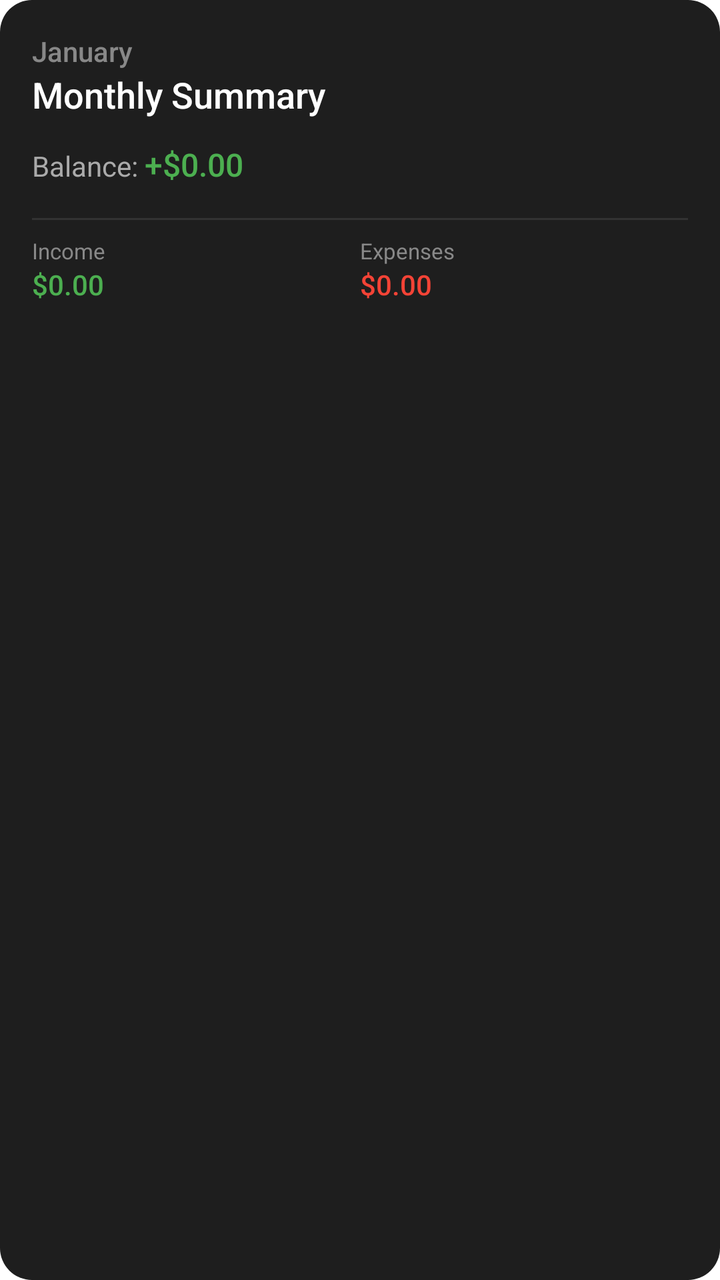
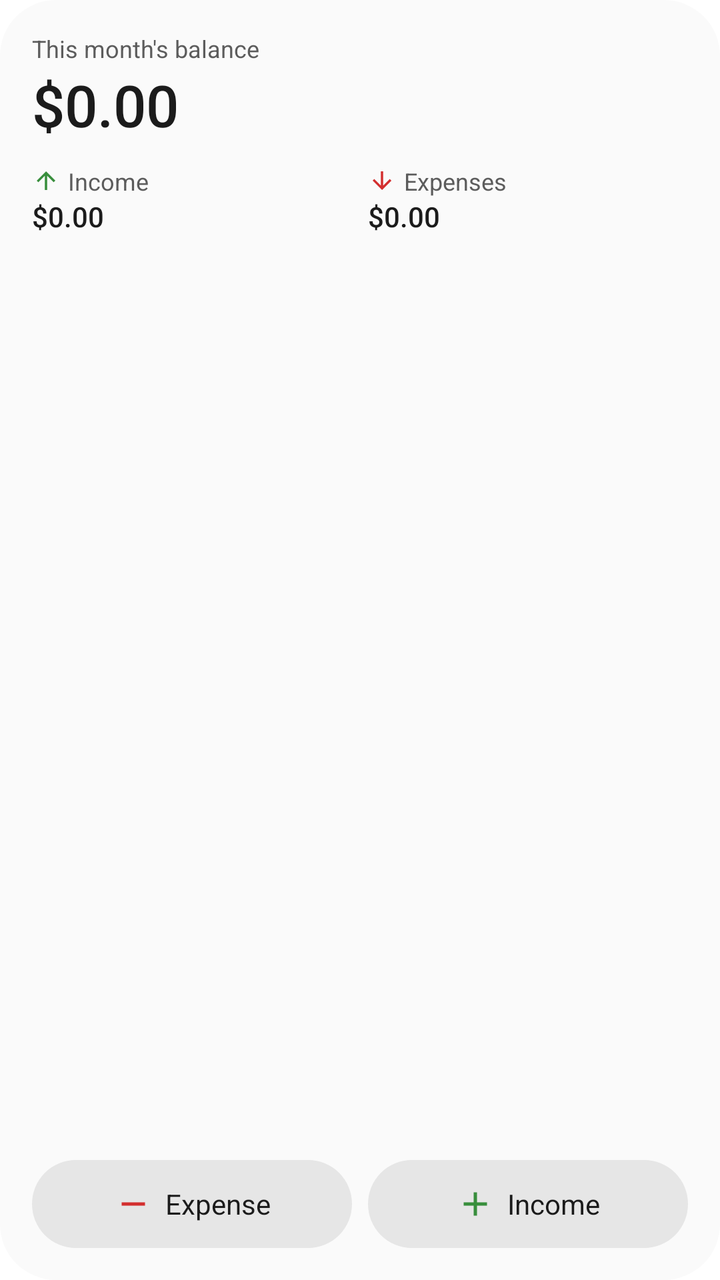

The first picture is an Android layout as it rendered before a commit; the second is the same layout after the commit. The layout source and the unified diff follow.
<!-- AndroidManifest.xml: fallback theme Theme.MaterialComponents.DayNight.NoActionBar -->
<!-- res/layout/budget_widget.xml -->
<?xml version="1.0" encoding="utf-8"?>
<LinearLayout xmlns:android="http://schemas.android.com/apk/res/android"
    android:id="@+id/widget_container"
    android:layout_width="match_parent"
    android:layout_height="match_parent"
    android:orientation="vertical"
    android:padding="16dp"
    android:clickable="true"
    android:focusable="true"
    android:background="@drawable/widget_background">

    
    <TextView
        android:id="@+id/widget_month"
        android:layout_width="match_parent"
        android:layout_height="wrap_content"
        android:text="January"
        android:textSize="14sp"
        android:textColor="#888888"
        android:fontFamily="sans-serif-medium" />

    <TextView
        android:layout_width="match_parent"
        android:layout_height="wrap_content"
        android:text="Monthly Summary"
        android:textSize="18sp"
        android:textColor="#FFFFFF"
        android:fontFamily="sans-serif-medium"
        android:layout_marginBottom="12dp" />

    
    <LinearLayout
        android:layout_width="match_parent"
        android:layout_height="wrap_content"
        android:orientation="horizontal"
        android:layout_marginBottom="8dp">

        <TextView
            android:layout_width="wrap_content"
            android:layout_height="wrap_content"
            android:text="Balance: "
            android:textSize="14sp"
            android:textColor="#AAAAAA" />

        <TextView
            android:id="@+id/widget_balance"
            android:layout_width="wrap_content"
            android:layout_height="wrap_content"
            android:text="+$0.00"
            android:textSize="16sp"
            android:textColor="#4CAF50"
            android:fontFamily="sans-serif-medium" />

    </LinearLayout>

    
    <View
        android:layout_width="match_parent"
        android:layout_height="1dp"
        android:background="#333333"
        android:layout_marginTop="8dp"
        android:layout_marginBottom="8dp" />

    
    <LinearLayout
        android:layout_width="match_parent"
        android:layout_height="wrap_content"
        android:orientation="horizontal">

        
        <LinearLayout
            android:layout_width="0dp"
            android:layout_height="wrap_content"
            android:layout_weight="1"
            android:orientation="vertical">

            <TextView
                android:layout_width="wrap_content"
                android:layout_height="wrap_content"
                android:text="Income"
                android:textSize="11sp"
                android:textColor="#888888" />

            <TextView
                android:id="@+id/widget_income"
                android:layout_width="wrap_content"
                android:layout_height="wrap_content"
                android:text="$0.00"
                android:textSize="14sp"
                android:textColor="#4CAF50"
                android:fontFamily="sans-serif-medium" />

        </LinearLayout>

        
        <LinearLayout
            android:layout_width="0dp"
            android:layout_height="wrap_content"
            android:layout_weight="1"
            android:orientation="vertical">

            <TextView
                android:layout_width="wrap_content"
                android:layout_height="wrap_content"
                android:text="Expenses"
                android:textSize="11sp"
                android:textColor="#888888" />

            <TextView
                android:id="@+id/widget_expenses"
                android:layout_width="wrap_content"
                android:layout_height="wrap_content"
                android:text="$0.00"
                android:textSize="14sp"
                android:textColor="#F44336"
                android:fontFamily="sans-serif-medium" />

        </LinearLayout>

    </LinearLayout>

</LinearLayout>
<!-- resources referenced by this layout -->
<resources>
  <!-- drawable widget_background (drawable) -->
  <?xml version="1.0" encoding="utf-8"?>
  <shape xmlns:android="http://schemas.android.com/apk/res/android"
      android:shape="rectangle">
      <solid android:color="#1E1E1E" />
      <corners android:radius="16dp" />
  </shape>
</resources>

<!-- the commit's change to res/layout/budget_widget.xml (unified diff, before → after) -->
@@ -1,73 +1,75 @@
 <?xml version="1.0" encoding="utf-8"?>
 <LinearLayout xmlns:android="http://schemas.android.com/apk/res/android"
-    android:id="@+id/widget_container"
+    android:id="@android:id/background"
     android:layout_width="match_parent"
     android:layout_height="match_parent"
+    android:background="@drawable/widget_background"
     android:orientation="vertical"
-    android:padding="16dp"
-    android:clickable="true"
-    android:focusable="true"
-    android:background="@drawable/widget_background">
+    android:padding="16dp">
 
-    
     <TextView
         android:id="@+id/widget_month"
         android:layout_width="match_parent"
         android:layout_height="wrap_content"
-        android:text="January"
-        android:textSize="14sp"
-        android:textColor="#888888"
-        android:fontFamily="sans-serif-medium" />
+        android:ellipsize="end"
+        android:maxLines="1"
+        android:text="@string/widget_balance_label_preview"
+        android:textColor="@color/widget_on_surface_variant"
+        android:textSize="12sp" />
 
     <TextView
+        android:id="@+id/widget_balance"
         android:layout_width="match_parent"
-        android:layout_height="wrap_content"
-        android:text="Monthly Summary"
-        android:textSize="18sp"
-        android:textColor="#FFFFFF"
+        android:layout_height="40dp"
+        android:autoSizeMaxTextSize="30sp"
+        android:autoSizeMinTextSize="16sp"
+        android:autoSizeStepGranularity="1sp"
+        android:autoSizeTextType="uniform"
+        android:ellipsize="end"
         android:fontFamily="sans-serif-medium"
-        android:layout_marginBottom="12dp" />
+        android:gravity="center_vertical|start"
+        android:maxLines="1"
+        android:text="@string/widget_amount_preview"
+        android:textColor="@color/widget_on_surface"
+        android:textSize="30sp" />
 
-    
     <LinearLayout
         android:layout_width="match_parent"
         android:layout_height="wrap_content"
-        android:orientation="horizontal"
-        android:layout_marginBottom="8dp">
-
-        <TextView
-            android:layout_width="wrap_content"
-            android:layout_height="wrap_content"
-            android:text="Balance: "
-            android:textSize="14sp"
-            android:textColor="#AAAAAA" />
-
-        <TextView
-            android:id="@+id/widget_balance"
-            android:layout_width="wrap_content"
-            android:layout_height="wrap_content"
-            android:text="+$0.00"
-            android:textSize="16sp"
-            android:textColor="#4CAF50"
-            android:fontFamily="sans-serif-medium" />
-
-    </LinearLayout>
-
-    
-    <View
-        android:layout_width="match_parent"
-        android:layout_height="1dp"
-        android:background="#333333"
-        android:layout_marginTop="8dp"
-        android:layout_marginBottom="8dp" />
-
-    
-    <LinearLayout
-        android:layout_width="match_parent"
-        android:layout_height="wrap_content"
+        android:layout_marginTop="10dp"
         android:orientation="horizontal">
 
-        
+        <LinearLayout
+            android:layout_width="0dp"
+            android:layout_height="wrap_content"
+            android:layout_marginEnd="8dp"
+            android:layout_weight="1"
+            android:orientation="vertical">
+
+            <TextView
+                android:id="@+id/widget_income_label"
+                android:layout_width="wrap_content"
+                android:layout_height="wrap_content"
+                android:drawableStart="@drawable/ic_widget_arrow_up"
+                android:drawablePadding="4dp"
+                android:gravity="center_vertical"
+                android:maxLines="1"
+                android:text="@string/widget_income"
+                android:textColor="@color/widget_on_surface_variant"
+                android:textSize="12sp" />
+
+            <TextView
+                android:id="@+id/widget_income"
+                android:layout_width="match_parent"
+                android:layout_height="wrap_content"
+                android:ellipsize="end"
+                android:fontFamily="sans-serif-medium"
+                android:maxLines="1"
+                android:text="@string/widget_amount_preview"
+                android:textColor="@color/widget_on_surface"
+                android:textSize="14sp" />
+        </LinearLayout>
+
         <LinearLayout
             android:layout_width="0dp"
             android:layout_height="wrap_content"
@@ -75,48 +77,97 @@
             android:orientation="vertical">
 
             <TextView
+                android:id="@+id/widget_expenses_label"
                 android:layout_width="wrap_content"
                 android:layout_height="wrap_content"
-                android:text="Income"
-                android:textSize="11sp"
-                android:textColor="#888888" />
-
-            <TextView
-                android:id="@+id/widget_income"
-                android:layout_width="wrap_content"
-                android:layout_height="wrap_content"
-                android:text="$0.00"
-                android:textSize="14sp"
-                android:textColor="#4CAF50"
-                android:fontFamily="sans-serif-medium" />
-
-        </LinearLayout>
-
-        
-        <LinearLayout
-            android:layout_width="0dp"
-            android:layout_height="wrap_content"
-            android:layout_weight="1"
-            android:orientation="vertical">
-
-            <TextView
-                android:layout_width="wrap_content"
-                android:layout_height="wrap_content"
-                android:text="Expenses"
-                android:textSize="11sp"
-                android:textColor="#888888" />
+                android:drawableStart="@drawable/ic_widget_arrow_down"
+                android:drawablePadding="4dp"
+                android:gravity="center_vertical"
+                android:maxLines="1"
+                android:text="@string/widget_expenses"
+                android:textColor="@color/widget_on_surface_variant"
+                android:textSize="12sp" />
 
             <TextView
                 android:id="@+id/widget_expenses"
+                android:layout_width="match_parent"
+                android:layout_height="wrap_content"
+                android:ellipsize="end"
+                android:fontFamily="sans-serif-medium"
+                android:maxLines="1"
+                android:text="@string/widget_amount_preview"
+                android:textColor="@color/widget_on_surface"
+                android:textSize="14sp" />
+        </LinearLayout>
+    </LinearLayout>
+
+    
+    <FrameLayout
+        android:layout_width="match_parent"
+        android:layout_height="0dp"
+        android:layout_weight="1"
+        android:minHeight="8dp" />
+
+    <LinearLayout
+        android:layout_width="match_parent"
+        android:layout_height="44dp"
+        android:orientation="horizontal">
+
+        <LinearLayout
+            android:id="@+id/widget_add_expense"
+            android:layout_width="0dp"
+            android:layout_height="match_parent"
+            android:layout_marginEnd="8dp"
+            android:layout_weight="1"
+            android:background="@drawable/widget_button_background"
+            android:contentDescription="@string/widget_add_expense_description"
+            android:gravity="center"
+            android:orientation="horizontal">
+
+            <ImageView
+                android:layout_width="20dp"
+                android:layout_height="20dp"
+                android:importantForAccessibility="no"
+                android:src="@drawable/ic_widget_add_expense" />
+
+            <TextView
+                android:id="@+id/widget_add_expense_label"
                 android:layout_width="wrap_content"
                 android:layout_height="wrap_content"
-                android:text="$0.00"
-                android:textSize="14sp"
-                android:textColor="#F44336"
-                android:fontFamily="sans-serif-medium" />
-
+                android:layout_marginStart="6dp"
+                android:importantForAccessibility="no"
+                android:maxLines="1"
+                android:text="@string/widget_add_expense"
+                android:textColor="@color/widget_on_surface"
+                android:textSize="14sp" />
         </LinearLayout>
 
+        <LinearLayout
+            android:id="@+id/widget_add_income"
+            android:layout_width="0dp"
+            android:layout_height="match_parent"
+            android:layout_weight="1"
+            android:background="@drawable/widget_button_background"
+            android:contentDescription="@string/widget_add_income_description"
+            android:gravity="center"
+            android:orientation="horizontal">
+
+            <ImageView
+                android:layout_width="20dp"
+                android:layout_height="20dp"
+                android:importantForAccessibility="no"
+                android:src="@drawable/ic_widget_add_income" />
+
+            <TextView
+                android:id="@+id/widget_add_income_label"
+                android:layout_width="wrap_content"
+                android:layout_height="wrap_content"
+                android:layout_marginStart="6dp"
+                android:importantForAccessibility="no"
+                android:maxLines="1"
+                android:text="@string/widget_add_income"
+                android:textColor="@color/widget_on_surface"
+                android:textSize="14sp" />
+        </LinearLayout>
     </LinearLayout>
-
 </LinearLayout>
<!-- resource entries referenced after the edit -->
@@ -1,11 +1,81 @@
 <!-- resources referenced by this layout -->
 <resources>
+  <color name="widget_on_surface">#FF1B1B1B</color>
+  <color name="widget_on_surface_variant">#FF5C5C5C</color>
+  <!-- drawable ic_widget_add_expense (drawable) -->
+  <?xml version="1.0" encoding="utf-8"?>
+  <vector xmlns:android="http://schemas.android.com/apk/res/android"
+      android:width="20dp"
+      android:height="20dp"
+      android:viewportWidth="24"
+      android:viewportHeight="24">
+      <path
+          android:fillColor="@color/widget_expense"
+          android:pathData="M19,13H5v-2h14v2z" />
+  </vector>
+  <!-- drawable ic_widget_add_income (drawable) -->
+  <?xml version="1.0" encoding="utf-8"?>
+  <vector xmlns:android="http://schemas.android.com/apk/res/android"
+      android:width="20dp"
+      android:height="20dp"
+      android:viewportWidth="24"
+      android:viewportHeight="24">
+      <path
+          android:fillColor="@color/widget_income"
+          android:pathData="M19,13h-6v6h-2v-6H5v-2h6V5h2v6h6v2z" />
+  </vector>
+  <!-- drawable ic_widget_arrow_down (drawable) -->
+  <?xml version="1.0" encoding="utf-8"?>
+  <vector xmlns:android="http://schemas.android.com/apk/res/android"
+      android:width="14dp"
+      android:height="14dp"
+      android:viewportWidth="24"
+      android:viewportHeight="24">
+      <path
+          android:fillColor="@color/widget_expense"
+          android:pathData="M20,12l-1.41,-1.41L13,16.17V4h-2v12.17l-5.58,-5.59L4,12l8,8 8,-8z" />
+  </vector>
+  <!-- drawable ic_widget_arrow_up (drawable) -->
+  <?xml version="1.0" encoding="utf-8"?>
+  <vector xmlns:android="http://schemas.android.com/apk/res/android"
+      android:width="14dp"
+      android:height="14dp"
+      android:viewportWidth="24"
+      android:viewportHeight="24">
+      <path
+          android:fillColor="@color/widget_income"
+          android:pathData="M4,12l1.41,1.41L11,7.83V20h2V7.83l5.58,5.59L20,12l-8,-8 -8,8z" />
+  </vector>
   <!-- drawable widget_background (drawable) -->
   <?xml version="1.0" encoding="utf-8"?>
   <shape xmlns:android="http://schemas.android.com/apk/res/android"
       android:shape="rectangle">
-      <solid android:color="#1E1E1E" />
+      <solid android:color="@color/widget_surface" />
       <corners android:radius="16dp" />
   </shape>
+  <!-- drawable widget_button_background (drawable) -->
+  <?xml version="1.0" encoding="utf-8"?>
+  <ripple xmlns:android="http://schemas.android.com/apk/res/android"
+      android:color="@color/widget_ripple">
+      <item>
+          <shape android:shape="rectangle">
+              <solid android:color="@color/widget_button" />
+              <corners android:radius="22dp" />
+          </shape>
+      </item>
+  </ripple>
+  <string name="widget_add_expense">Expense</string>
+  <string name="widget_add_expense_description">Add expense</string>
+  <string name="widget_add_income">Income</string>
+  <string name="widget_add_income_description">Add income</string>
+  <string name="widget_amount_preview">$0.00</string>
+  <string name="widget_balance_label_preview">This month\'s balance</string>
+  <string name="widget_expenses">Expenses</string>
+  <string name="widget_income">Income</string>
+  <color name="widget_expense">#FFD32F2F</color>
+  <color name="widget_income">#FF388E3C</color>
+  <color name="widget_surface">#FFFAFAFA</color>
+  <color name="widget_ripple">#1F1B1B1B</color>
+  <color name="widget_button">#FFE6E6E6</color>
 </resources>
 
